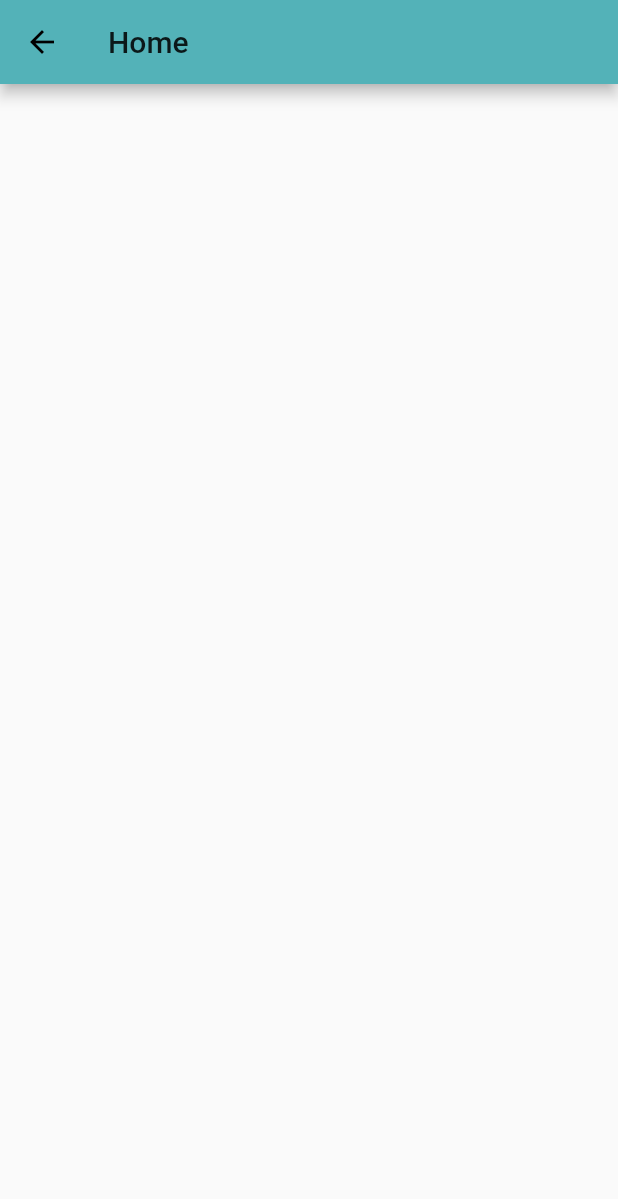
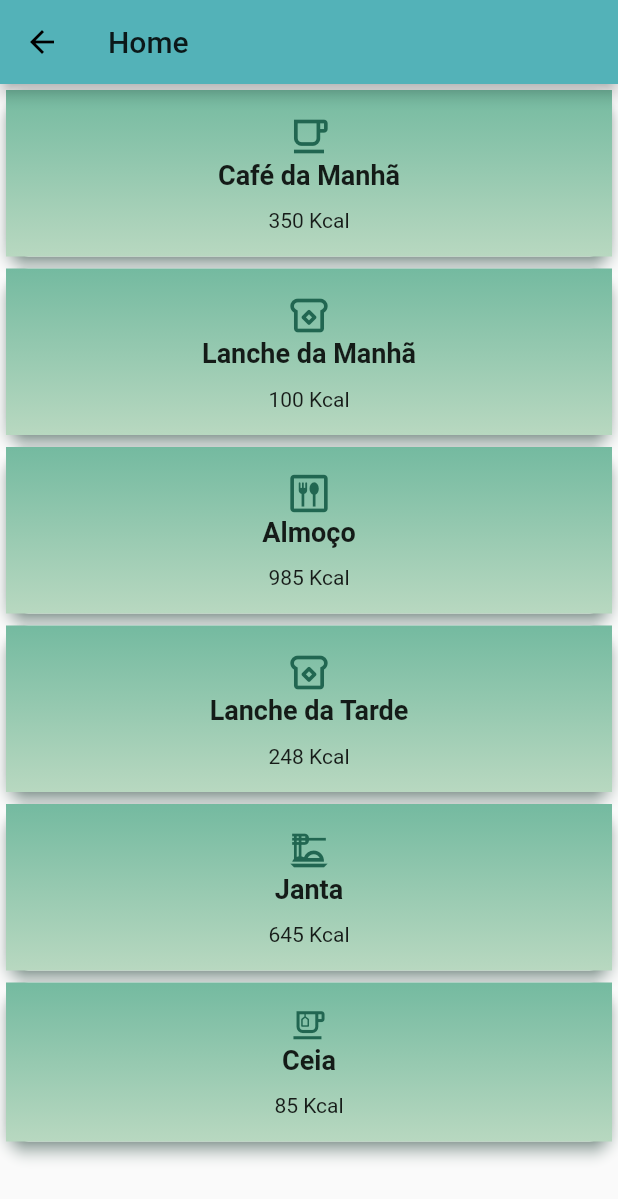
Before and after one commit to jerickleandro/oxente_nutri_app, a Flutter app: the HomePage screen opened by its route, on a phone screen of 412 x 824 dp. Shown: the top 1199 px of the screen. Run offline on Flutter 3.47's test engine with Material 2 defaults, Android fonts, the phone set to English and light mode, and no system bars; our stand-ins replace google_fonts.

Commit message:
Add page meal

```diff
--- a/lib/main.dart
+++ b/lib/main.dart
@@ -1,6 +1,5 @@
 import 'package:flutter/material.dart';
 import 'package:oxente_nutri_app/modules/home/home_page.dart';
-import 'package:oxente_nutri_app/modules/splash/splash_page.dart';
 import 'package:oxente_nutri_app/shared/themes/app_colors.dart';
 
 import 'modules/login/login_page.dart';
--- /dev/null
+++ b/lib/modules/API/api.dart
@@ -0,0 +1,11 @@
+import 'package:http/http.dart' as http;
+
+const baseUrl =
+    "http://localhost:3000";
+
+class API {
+  static Future getFoods() async {
+    var url = Uri.parse(baseUrl + "/foods/");
+    return await http.get(url);
+  }
+}
--- a/lib/modules/home/home_page.dart
+++ b/lib/modules/home/home_page.dart
@@ -1,4 +1,5 @@
 import 'package:flutter/material.dart';
+import 'package:oxente_nutri_app/modules/meal/meal_page.dart';
 
 class HomePage extends StatefulWidget {
   static const router = '/home';
@@ -15,7 +16,10 @@ class _HomePageState extends State<HomePage> {
       appBar: AppBar(
         title: Text("Home"),
       ),
-      body: Container(),
+      body: SingleChildScrollView(
+      child:
+          MealPage(),
+      ),
     );
   }
 }
--- a/lib/modules/login/login_page.dart
+++ b/lib/modules/login/login_page.dart
@@ -7,7 +7,7 @@ import 'package:oxente_nutri_app/shared/widgets/button_login/login_button.dart';
 
 class LoginPage extends StatefulWidget {
   static const router = '/login';
-  const LoginPage({Key? key}) : super(key: key);
+  const LoginPage() : super();
 
   @override
   _LoginPageState createState() => _LoginPageState();
--- /dev/null
+++ b/lib/modules/meal/meal_page.dart
@@ -0,0 +1,249 @@
+import 'package:flutter/cupertino.dart';
+import 'package:flutter/material.dart';
+
+// class MealPage extends StatefulWidget {
+//   const MealPage({Key? key}) : super(key: key);
+
+//   @override
+//   _MealPageState createState() => _MealPageState();
+// }
+
+// class _MealPageState extends State<MealPage> {
+//   @override
+//   Widget build(BuildContext context) {
+//     return ListWheelScrollview(
+//       children: [],
+//       itemExtent:42,
+//     );
+//   }
+// }
+class MealPage extends StatelessWidget {
+  const MealPage({ Key? key }) : super(key: key);
+
+  @override
+  Widget build(BuildContext context) {
+    return Container(
+      child: Column( children: [
+      _Breakfast(context),
+      _Snack(context),
+      _Lunch(context),
+      _Snack2(context),
+      _Dinner(context),
+      _Supper(context)
+    ],),
+       );
+
+
+  }
+}
+
+Widget _Breakfast(BuildContext context) {
+  return Card(
+      shadowColor: Color(0xFF216651),
+      elevation: 4,
+      shape: RoundedRectangleBorder(borderRadius: BorderRadius.circular(15)),
+      child: new InkWell(
+          onTap: () {},
+          child: Container(
+            decoration: BoxDecoration(
+              gradient: LinearGradient(
+                colors: [
+                  Color.fromRGBO(116, 186, 160, 100),
+                  Color.fromRGBO(184, 216, 192, 100),
+                ],
+                begin: Alignment.topCenter,
+                end: Alignment.bottomCenter,
+              ),
+            ),
+            padding: EdgeInsets.all(16),
+            width: MediaQuery.of(context).size.width,
+            child:
+                Column(mainAxisAlignment: MainAxisAlignment.start, children: [
+              Icon(
+                Icons.free_breakfast_outlined,
+                color: Color(0xFF216651),
+                size: 30.0,
+              ),
+              Text("Café da Manhã",
+                  style: TextStyle(fontSize: 18, fontWeight: FontWeight.bold)),
+              const SizedBox(height: 12),
+              Text("350 Kcal")
+            ]),
+          )));
+}
+
+Widget _Snack(BuildContext context) {
+  return Card(
+      shadowColor: Color(0xFF216651),
+      elevation: 4,
+      shape: RoundedRectangleBorder(borderRadius: BorderRadius.circular(15)),
+      child: InkWell(
+          onTap: () {},
+          child: Container(
+            decoration: BoxDecoration(
+              gradient: LinearGradient(
+                colors: [
+                  Color.fromRGBO(116, 186, 160, 100),
+                  Color.fromRGBO(184, 216, 192, 100),
+                ],
+                begin: Alignment.topCenter,
+                end: Alignment.bottomCenter,
+              ),
+            ),
+            padding: EdgeInsets.all(16),
+            width: MediaQuery.of(context).size.width,
+            child:
+                Column(mainAxisAlignment: MainAxisAlignment.start, children: [
+              Icon(
+                Icons.breakfast_dining_outlined,
+                color: Color(0xFF216651),
+                size: 30.0,
+              ),
+              Text("Lanche da Manhã",
+                  style: TextStyle(fontSize: 18, fontWeight: FontWeight.bold)),
+              const SizedBox(height: 12),
+              Text("100 Kcal")
+            ]),
+          )));
+}
+
+Widget _Lunch(BuildContext context) {
+  return Card(
+      shadowColor: Color(0xFF216651),
+      elevation: 4,
+      shape: RoundedRectangleBorder(borderRadius: BorderRadius.circular(15)),
+      child: InkWell(
+          onTap: () {},
+          child: Container(
+            decoration: BoxDecoration(
+              gradient: LinearGradient(
+                colors: [
+                  Color.fromRGBO(116, 186, 160, 100),
+                  Color.fromRGBO(184, 216, 192, 100),
+                ],
+                begin: Alignment.topCenter,
+                end: Alignment.bottomCenter,
+              ),
+            ),
+            padding: EdgeInsets.all(16),
+            width: MediaQuery.of(context).size.width,
+            child:
+                Column(mainAxisAlignment: MainAxisAlignment.start, children: [
+              Icon(
+                Icons.dining_outlined,
+                color: Color(0xFF216651),
+                size: 30.0,
+              ),
+              Text("Almoço",
+                  style: TextStyle(fontSize: 18, fontWeight: FontWeight.bold)),
+              const SizedBox(height: 12),
+              Text("985 Kcal")
+            ]),
+          )));
+}
+
+Widget _Snack2(BuildContext context) {
+  return Card(
+      shadowColor: Color(0xFF216651),
+      elevation: 4,
+      shape: RoundedRectangleBorder(borderRadius: BorderRadius.circular(15)),
+      child: InkWell(
+          onTap: () {},
+          child: Container(
+            decoration: BoxDecoration(
+              gradient: LinearGradient(
+                colors: [
+                  Color.fromRGBO(116, 186, 160, 100),
+                  Color.fromRGBO(184, 216, 192, 100),
+                ],
+                begin: Alignment.topCenter,
+                end: Alignment.bottomCenter,
+              ),
+            ),
+            padding: EdgeInsets.all(16),
+            width: MediaQuery.of(context).size.width,
+            child:
+                Column(mainAxisAlignment: MainAxisAlignment.start, children: [
+               Icon(
+                Icons.breakfast_dining_outlined,
+                color: Color(0xFF216651),
+                size: 30.0,
+              ),
+              Text("Lanche da Tarde",
+                  style: TextStyle(fontSize: 18, fontWeight: FontWeight.bold)),
+              const SizedBox(height: 12),
+
+              Text("248 Kcal")
+            ]),
+          )));
+}
+
+Widget _Dinner(BuildContext context) {
+  return Card(
+      shadowColor: Color(0xFF216651),
+      elevation: 4,
+      shape: RoundedRectangleBorder(borderRadius: BorderRadius.circular(15)),
+      child: InkWell(
+          onTap: () {},
+          child: Container(
+            decoration: BoxDecoration(
+              gradient: LinearGradient(
+                colors: [
+                  Color.fromRGBO(116, 186, 160, 100),
+                  Color.fromRGBO(184, 216, 192, 100),
+                ],
+                begin: Alignment.topCenter,
+                end: Alignment.bottomCenter,
+              ),
+            ),
+            padding: EdgeInsets.all(16),
+            width: MediaQuery.of(context).size.width,
+            child:
+                Column(mainAxisAlignment: MainAxisAlignment.start, children: [
+               Icon(
+                Icons.dinner_dining_outlined,
+                color: Color(0xFF216651),
+                size: 30.0,
+              ),
+              Text("Janta",
+                  style: TextStyle(fontSize: 18, fontWeight: FontWeight.bold)),
+              const SizedBox(height: 12),
+              Text("645 Kcal")
+            ]),
+          )));
+}
+
+Widget _Supper(BuildContext context) {
+  return Card(
+      shadowColor: Color(0xFF216651),
+      elevation: 4,
+      shape: RoundedRectangleBorder(borderRadius: BorderRadius.circular(15)),
+      child: InkWell(
+          onTap: () {},
+          child: Container(
+            decoration: BoxDecoration(
+              gradient: LinearGradient(
+                colors: [
+                  Color.fromRGBO(116, 186, 160, 100),
+                  Color.fromRGBO(184, 216, 192, 100),
+                ],
+                begin: Alignment.topCenter,
+                end: Alignment.bottomCenter,
+              ),
+            ),
+            padding: EdgeInsets.all(16),
+            width: MediaQuery.of(context).size.width,
+            child:
+                Column(mainAxisAlignment: MainAxisAlignment.start, children: [
+               Icon(
+                Icons.emoji_food_beverage_outlined,
+                color: Color(0xFF216651),
+                size: 25.0,
+              ),
+              Text("Ceia",
+                  style: TextStyle(fontSize: 18, fontWeight: FontWeight.bold)),
+              const SizedBox(height: 12),
+              Text("85 Kcal")
+            ]),
+          )));
+}
--- a/pubspec.yaml
+++ b/pubspec.yaml
@@ -29,6 +29,8 @@ dependencies:
   # Use with the CupertinoIcons class for iOS style icons.
   cupertino_icons: ^1.0.2
   google_fonts: ^2.1.0
+  http: ^0.13.3
+
 
 dev_dependencies:
   flutter_test:
```
